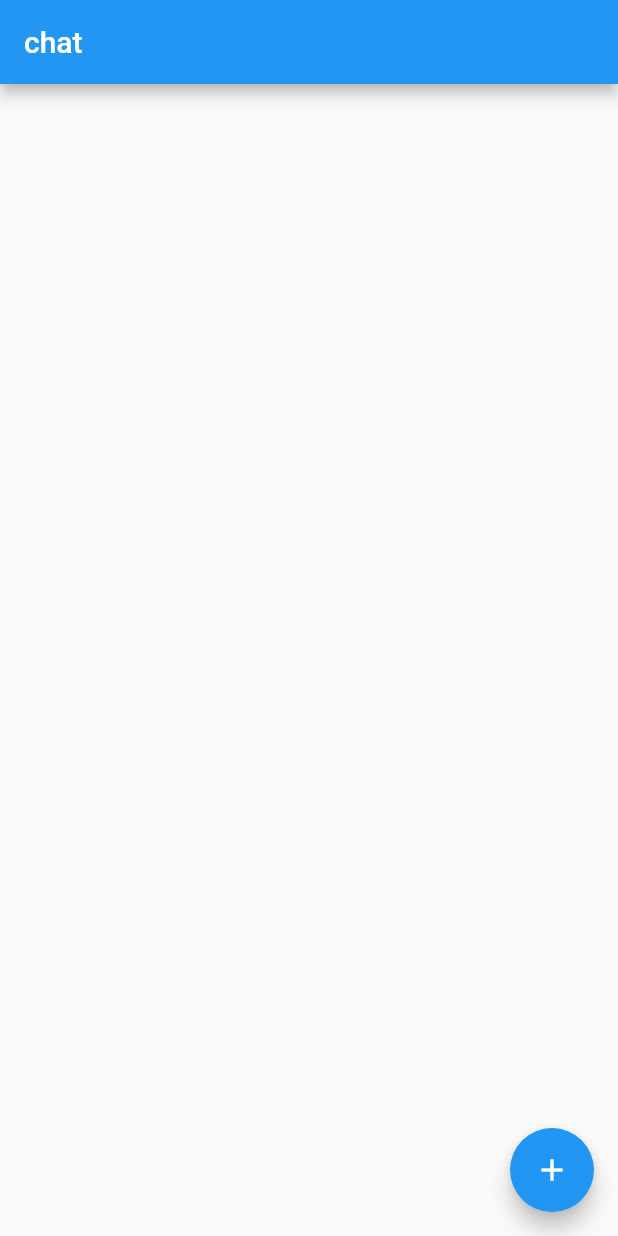
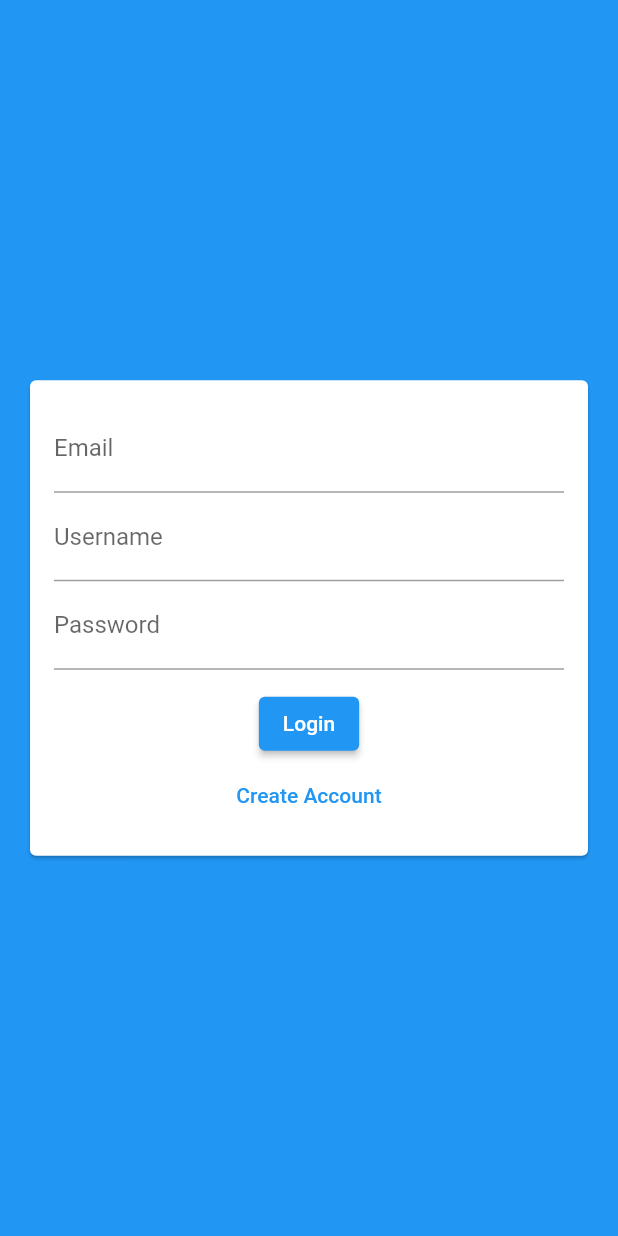
Before and after one commit to jinyongnan810/flutter-chat, a Flutter app: the screen it shows after launch, on a phone screen of 412 x 824 dp. Run offline on Flutter 3.47's test engine with Material 2 defaults, Android fonts, the light colour scheme and no system bars; our stand-ins replace cloud_firestore, firebase_core; accounts and stored records are empty.

Commit message:
Auth screen part 1: basic markups

```diff
--- /dev/null
+++ b/lib/components/auth-form.dart
@@ -0,0 +1,46 @@
+import 'package:flutter/material.dart';
+
+class AuthForm extends StatefulWidget {
+  const AuthForm({Key? key}) : super(key: key);
+
+  @override
+  _AuthFormState createState() => _AuthFormState();
+}
+
+class _AuthFormState extends State<AuthForm> {
+  @override
+  Widget build(BuildContext context) {
+    return Center(
+      child: Card(
+          margin: EdgeInsets.all(20),
+          child: SingleChildScrollView(
+            child: Padding(
+              padding: EdgeInsets.all(16),
+              child: Form(
+                child: Column(
+                  mainAxisSize: MainAxisSize.min,
+                  children: [
+                    TextFormField(
+                      keyboardType: TextInputType.emailAddress,
+                      decoration: InputDecoration(labelText: 'Email'),
+                    ),
+                    TextFormField(
+                      decoration: InputDecoration(labelText: 'Username'),
+                    ),
+                    TextFormField(
+                      obscureText: true,
+                      decoration: InputDecoration(labelText: 'Password'),
+                    ),
+                    SizedBox(
+                      height: 12,
+                    ),
+                    ElevatedButton(onPressed: () {}, child: Text('Login')),
+                    TextButton(onPressed: () {}, child: Text('Create Account'))
+                  ],
+                ),
+              ),
+            ),
+          )),
+    );
+  }
+}
--- a/lib/main.dart
+++ b/lib/main.dart
@@ -1,3 +1,4 @@
+import 'package:chat/screens/auth-screen.dart';
 import 'package:chat/screens/chat-screen.dart';
 import 'package:firebase_core/firebase_core.dart';
 import 'package:flutter/material.dart';
@@ -17,7 +18,7 @@ class MyApp extends StatelessWidget {
       theme: ThemeData(
         primarySwatch: Colors.blue,
       ),
-      home: ChatScreen(),
+      home: AuthScreen(),
     );
   }
 }
--- /dev/null
+++ b/lib/screens/auth-screen.dart
@@ -0,0 +1,17 @@
+import 'package:chat/components/auth-form.dart';
+import 'package:flutter/material.dart';
+
+class AuthScreen extends StatefulWidget {
+  @override
+  _AuthScreenState createState() => _AuthScreenState();
+}
+
+class _AuthScreenState extends State<AuthScreen> {
+  @override
+  Widget build(BuildContext context) {
+    return Scaffold(
+      backgroundColor: Theme.of(context).primaryColor,
+      body: AuthForm(),
+    );
+  }
+}
```
